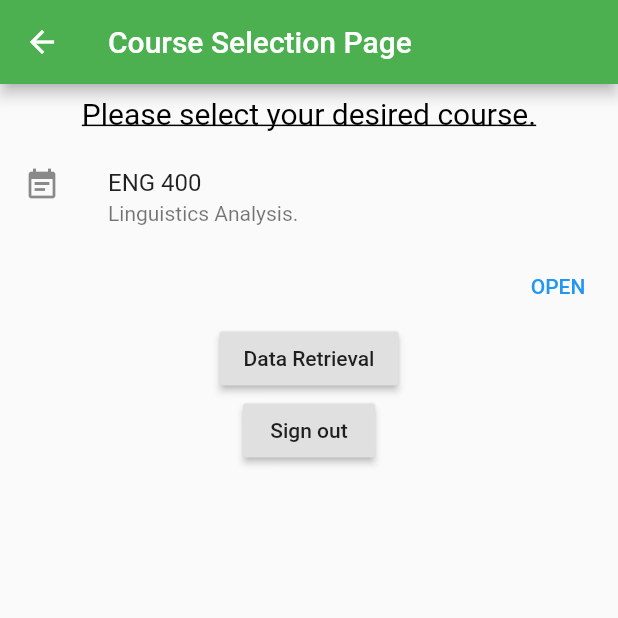
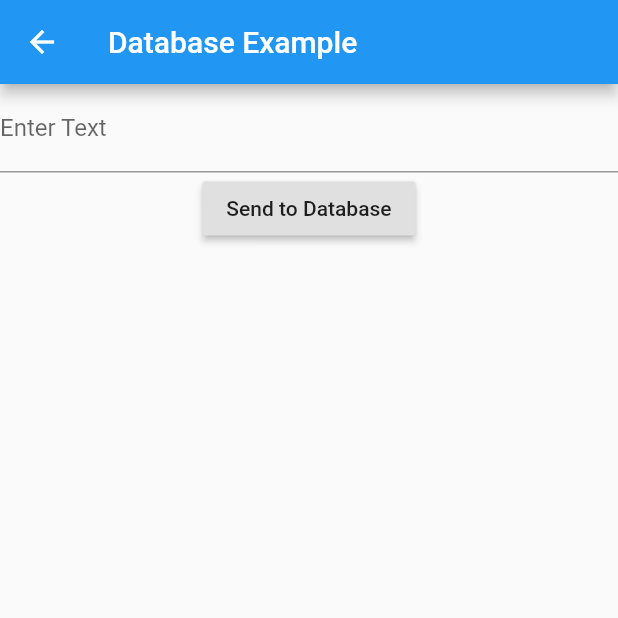
Before and after one commit to DovahCraft/MobileApp, a Flutter app: the CoursePage screen opened directly, after a tap on "Data Retrieval", on a phone screen of 412 x 824 dp, the top half of it. Run offline on Flutter 3.47's test engine with Material 2 defaults, Android fonts, the light colour scheme and no system bars; our stand-ins replace audioplayers, cloud_firestore, firebase_auth, firebase_core; missing offline and left inert: flutter_audio_recorder; accounts and stored records are empty.

Commit message:
Add files via upload

```diff
--- a/lib/main.dart
+++ b/lib/main.dart
@@ -131,14 +131,8 @@ class _CoursePageState extends State<CoursePage> {
               RaisedButton(
                 child: Text('Data Retrieval'),
                 onPressed: () {
-                  firestoreInstance
-                      .collection("Users")
-                      .get()
-                      .then((querySnapshot) {
-                    querySnapshot.docs.forEach((result) {
-                      print(result.data());
-                    });
-                  });
+                  Navigator.push(context,
+                      MaterialPageRoute(builder: (context) => new dbStuff()));
                 },
               ),
               RaisedButton(
@@ -239,3 +233,54 @@ class _MyHomePageState extends State<MyHomePage> {
     );
   }
 }
+
+
+class dbStuff extends StatelessWidget {
+  String dog;
+  final TextEditingController dataController = TextEditingController();
+  final firestoreInstance = FirebaseFirestore.instance;
+  var firebaseUser =  FirebaseAuth.instance.currentUser;
+  @override
+  Widget build(BuildContext context) {
+    return Scaffold(
+        appBar: AppBar(title: Text('Database Example')),
+        body:
+        Center(
+            child:
+            Column(
+                children: <Widget>[
+                  TextField(
+                    controller: dataController,
+                    decoration: InputDecoration(
+                      labelText: "Enter Text",
+                    ),
+                  ),
+                  RaisedButton(
+                    onPressed: () {
+                      firestoreInstance.collection("Users").doc(firebaseUser.uid).set(
+                          {
+                            "name" : dataController.text.trim(),
+                          }).then((_){
+                        print("sent?");
+                      });
+
+                    },
+                    child: Text("Send to Database"),
+                  ),
+
+                  new StreamBuilder(
+                      stream: FirebaseFirestore.instance.collection('Users').doc(firebaseUser.uid).snapshots(),
+                      builder: (context, snapshot) {
+                        if (!snapshot.hasData) {
+                          return new Text("Loading");
+                        }
+                        var userDocument = snapshot.data;
+                        return new Text(userDocument["name"]);
+                      }
+                  )
+                ]
+            )
+        )
+    );
+  }
+}
```
Also changed, not shown: lib/SignIn.dart (+56 -14 lines).
